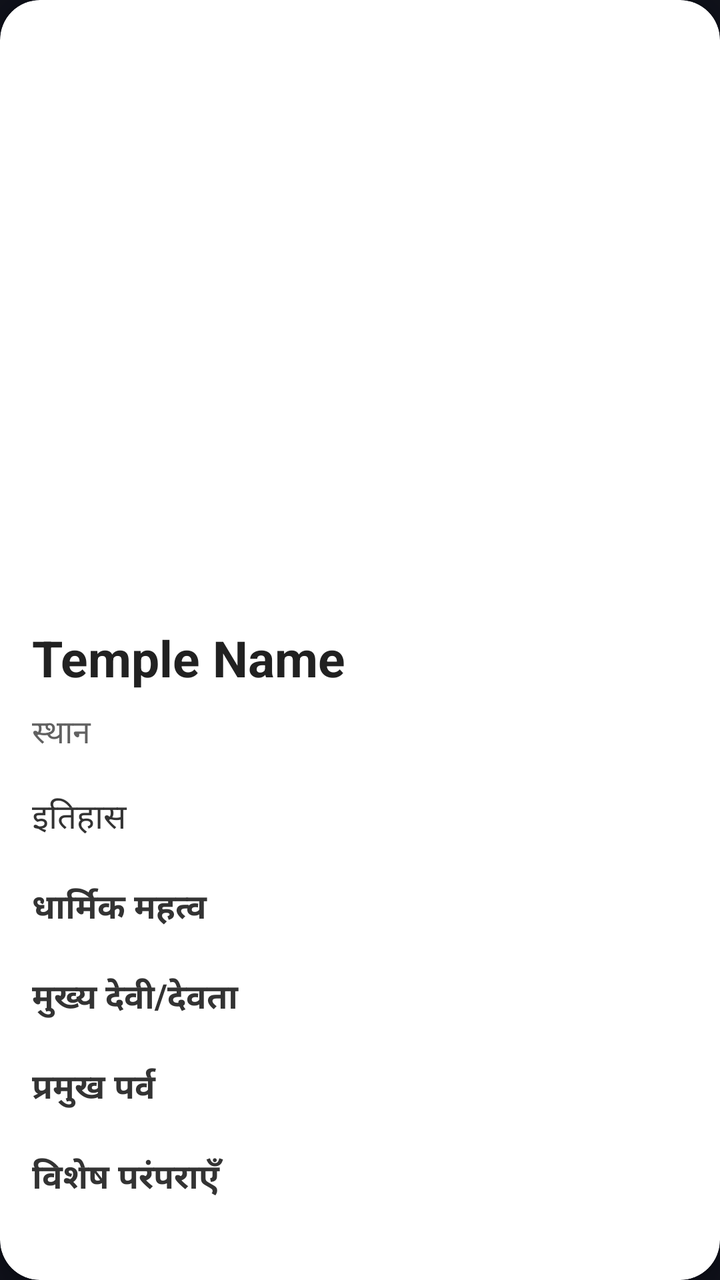
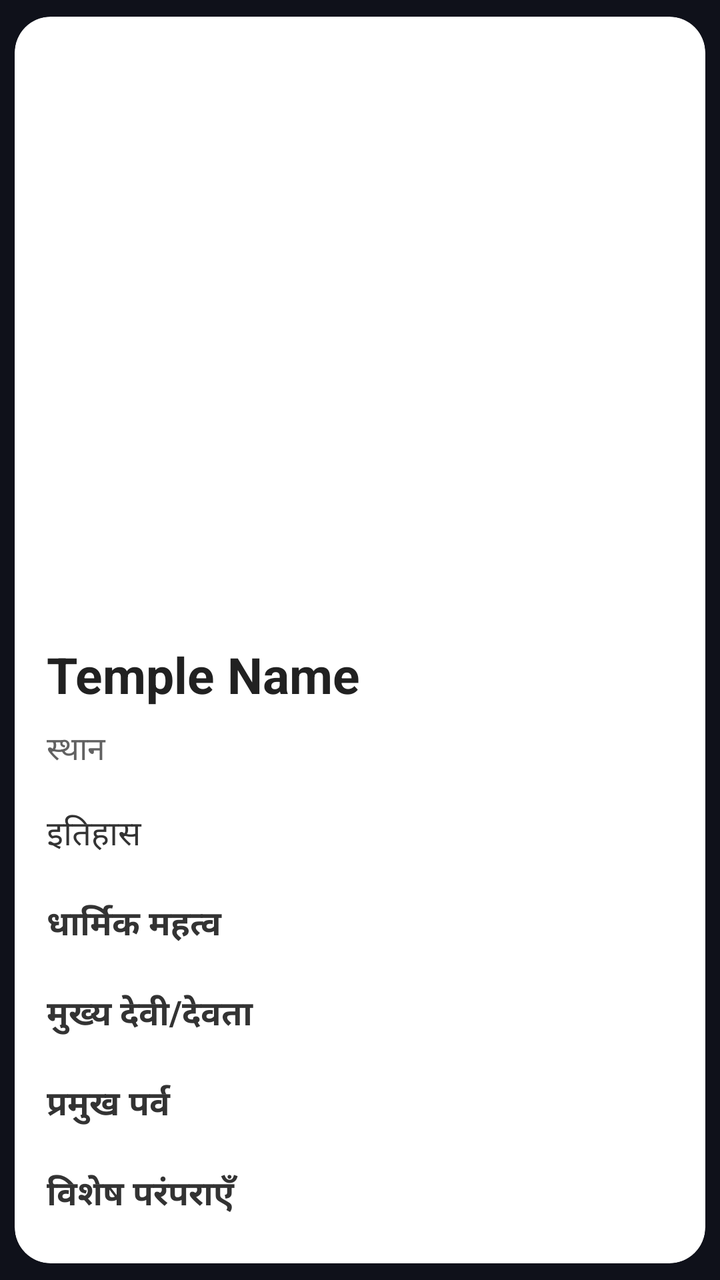

An Android layout rendered at two revisions. The XML below is the earlier revision; the diff shows what the commit changed to produce the second picture.
<!-- AndroidManifest.xml: application theme Theme.SanskritiSathi -->
<!-- res/layout/item_temple.xml -->
<?xml version="1.0" encoding="utf-8"?>
  <androidx.cardview.widget.CardView
xmlns:android="http://schemas.android.com/apk/res/android"
xmlns:app="http://schemas.android.com/apk/res-auto"
android:layout_width="match_parent"
android:layout_height="wrap_content"
android:layout_margin="10dp"
app:cardCornerRadius="20dp"
app:cardElevation="7dp">

<LinearLayout  
    android:layout_width="match_parent"  
    android:layout_height="wrap_content"  
    android:orientation="vertical"  
    android:padding="16dp">  

    <ImageView  
        android:id="@+id/templeImage"  
        android:layout_width="match_parent"  
        android:layout_height="280dp"  
        android:scaleType="centerCrop"  
        android:contentDescription="Temple image" />  

    <TextView  
        android:id="@+id/templeName"  
        android:layout_width="match_parent"  
        android:layout_height="wrap_content"  
        android:layout_marginTop="16dp"  
        android:text="Temple Name"  
        android:textSize="25sp"  
        android:textStyle="bold"  
        android:textColor="#212121" />  

    <TextView  
        android:id="@+id/templeLocation"  
        android:layout_width="match_parent"  
        android:layout_height="wrap_content"  
        android:layout_marginTop="9dp"  
        android:text="स्थान"  
        android:textSize="16sp"  
        android:textColor="#616161" />  

    <TextView  
        android:id="@+id/templeHistory"  
        android:layout_width="match_parent"  
        android:layout_height="wrap_content"  
        android:layout_marginTop="18dp"  
        android:text="इतिहास"  
        android:textSize="17sp"  
        android:textColor="#333333"  
        android:lineSpacingExtra="6dp"  
        android:justificationMode="inter_word" />  

    <TextView  
        android:id="@+id/templeImportance"  
        android:layout_width="match_parent"  
        android:layout_height="wrap_content"  
        android:layout_marginTop="20dp"  
        android:text="धार्मिक महत्व"  
        android:textSize="17sp"  
        android:textStyle="bold"  
        android:textColor="#333333"  
        android:lineSpacingExtra="6dp"  
        android:justificationMode="inter_word" />  

    <TextView  
        android:id="@+id/templeDeity"  
        android:layout_width="match_parent"  
        android:layout_height="wrap_content"  
        android:layout_marginTop="20dp"  
        android:text="मुख्य देवी/देवता"  
        android:textSize="17sp"  
        android:textStyle="bold"  
        android:textColor="#333333"  
        android:lineSpacingExtra="6dp" />  

    <TextView  
        android:id="@+id/templeFestivals"  
        android:layout_width="match_parent"  
        android:layout_height="wrap_content"  
        android:layout_marginTop="20dp"  
        android:text="प्रमुख पर्व"  
        android:textSize="17sp"  
        android:textStyle="bold"  
        android:textColor="#333333"  
        android:lineSpacingExtra="6dp" />  

    <TextView  
        android:id="@+id/templeTraditions"  
        android:layout_width="match_parent"  
        android:layout_height="wrap_content"  
        android:layout_marginTop="20dp"  
        android:text="विशेष परंपराएँ"  
        android:textSize="17sp"  
        android:textStyle="bold"  
        android:textColor="#333333"  
        android:lineSpacingExtra="6dp" />  

    <TextView  
        android:id="@+id/templeArchitecture"  
        android:layout_width="match_parent"  
        android:layout_height="wrap_content"  
        android:layout_marginTop="20dp"  
        android:text="वास्तुकला"  
        android:textSize="17sp"  
        android:textStyle="bold"  
        android:textColor="#333333"  
        android:lineSpacingExtra="6dp"  
        android:justificationMode="inter_word" />  

    <TextView  
        android:id="@+id/templeStories"  
        android:layout_width="match_parent"  
        android:layout_height="wrap_content"  
        android:layout_marginTop="20dp"  
        android:text="प्रमुख कथाएँ"  
        android:textSize="17sp"  
        android:textStyle="bold"  
        android:textColor="#333333"  
        android:lineSpacingExtra="6dp"  
        android:justificationMode="inter_word" />  

</LinearLayout>

</androidx.cardview.widget.CardView>
<!-- resources referenced by this layout -->
<resources>
  <style name="Theme.SanskritiSathi" parent="Theme.MaterialComponents.DayNight.NoActionBar">
  
          <item name="android:fontFamily">sans-serif</item>
  
          
          <item name="android:statusBarColor">#0F111A</item>
          <item name="android:windowLightStatusBar">false</item>
  
          <item name="android:navigationBarColor">#1A1D2B</item>
          <item name="android:windowLightNavigationBar">false</item>
  
          <item name="android:windowActionModeOverlay">true</item>
          <item name="android:windowNoTitle">true</item>
  
          <item name="android:windowBackground">#0F111A</item>
  
          <item name="android:textColorPrimary">#FFFFFF</item>
          <item name="android:textColorSecondary">#A0A5B5</item>
  
      </style>
</resources>

<!-- the commit's change to res/layout/item_temple.xml (unified diff, before → after) -->
@@ -5,8 +5,12 @@ xmlns:app="http://schemas.android.com/apk/res-auto"
 android:layout_width="match_parent"
 android:layout_height="wrap_content"
 android:layout_margin="10dp"
-app:cardCornerRadius="20dp"
-app:cardElevation="7dp">
+app:cardCornerRadius="18dp"
+app:cardElevation="2dp"
+    android:background="#FFFFFF"
+
+    app:cardUseCompatPadding="true"
+>
 
 <LinearLayout  
     android:layout_width="match_parent"  
